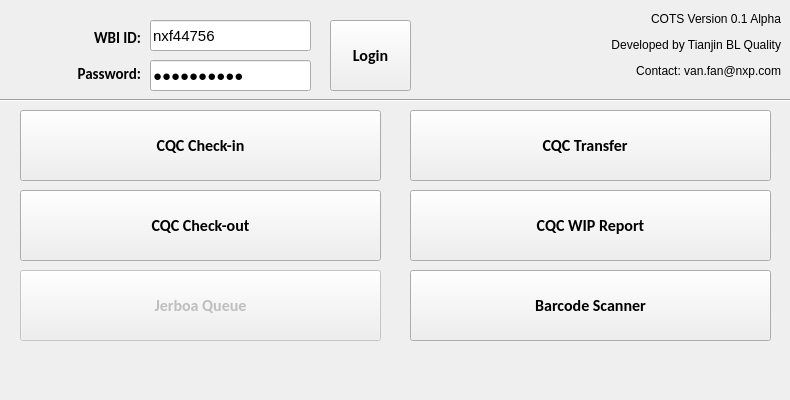
Above: Mainwindow.ui from fyc0707/COTS before the change. Below: the same form after it.
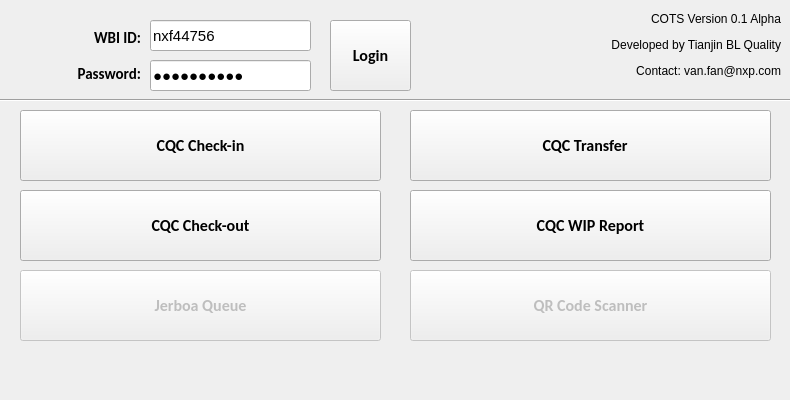
That is the form after the change. Icons and pictures are not drawn.

Diff of the .ui file:
```diff
--- a/Mainwindow.ui
+++ b/Mainwindow.ui
@@ -389,6 +389,9 @@
     </property>
    </widget>
    <widget class="QPushButton" name="barcodeButton">
+    <property name="enabled">
+     <bool>false</bool>
+    </property>
     <property name="geometry">
      <rect>
       <x>410</x>
@@ -409,7 +412,7 @@
      <enum>Qt::NoFocus</enum>
     </property>
     <property name="text">
-     <string>Barcode Scanner</string>
+     <string>QR Code Scanner</string>
     </property>
     <property name="icon">
      <iconset resource="qt_resource.qrc">
```
